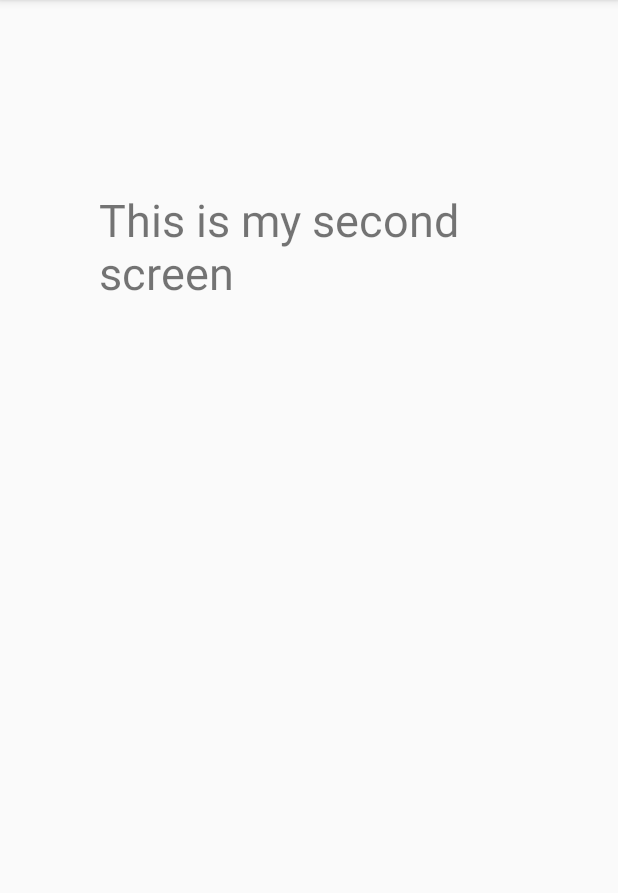
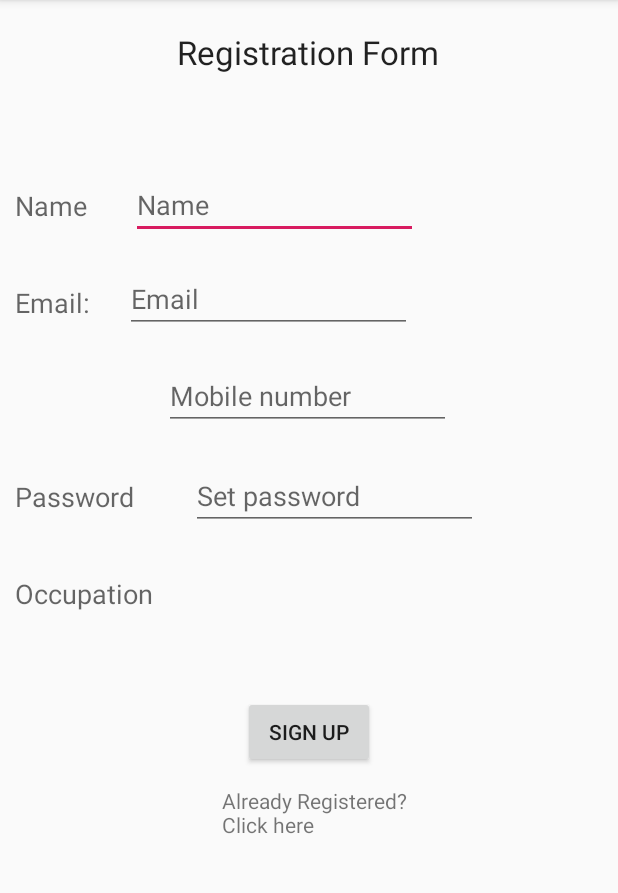
Before and after one commit to mnabeel786/Simple-Login-App, an Android app: the NextActivity screen opened directly, with no data from a screen before it, on a phone screen of 412 x 824 dp, the part 84-977 px from its top. Run offline under Robolectric (Android 15) with nearby library versions, the phone set to English and light mode, and no system bars.

Commit message:
Simple Login App

```diff
--- a/app/src/main/java/com/example/login/MainActivity.java
+++ b/app/src/main/java/com/example/login/MainActivity.java
@@ -7,7 +7,6 @@ import android.view.View;
 import android.widget.Button;
 import android.widget.EditText;
 import android.widget.Toast;
-
 public class MainActivity extends AppCompatActivity {
 
     public EditText name;
--- a/app/src/main/res/layout/activity_next.xml
+++ b/app/src/main/res/layout/activity_next.xml
@@ -7,40 +7,129 @@
     tools:context=".NextActivity">
 
     <TextView
-        android:id="@+id/textView"
+        android:id="@+id/textView1"
         android:layout_width="wrap_content"
         android:layout_height="wrap_content"
-        android:layout_alignParentStart="true"
+        android:layout_alignParentTop="true"
+        android:layout_centerHorizontal="true"
+        android:layout_marginTop="20dp"
+        android:text="Registration Form"
+        android:textAppearance="?android:attr/textAppearanceLarge" />
+
+    <TextView
+        android:id="@+id/textView2"
+        android:layout_width="wrap_content"
+        android:layout_height="wrap_content"
+        android:layout_below="@+id/textView1"
         android:layout_alignParentLeft="true"
-        android:layout_alignParentEnd="true"
-        android:layout_alignParentRight="true"
-        android:layout_alignParentBottom="true"
-        android:layout_marginStart="66dp"
-        android:layout_marginLeft="66dp"
-        android:layout_marginEnd="57dp"
-        android:layout_marginRight="57dp"
-        android:layout_marginBottom="566dp"
-        android:text="This is my second screen"
-        android:textSize="30dp"
-        tools:layout_editor_absoluteX="124dp"
-        tools:layout_editor_absoluteY="201dp" />
+        android:layout_marginLeft="10dp"
+        android:layout_marginTop="75dp"
+        android:text="Name"
+        android:textAppearance="?android:attr/textAppearanceMedium" />
 
+    <EditText
+        android:id="@+id/name"
+        android:layout_width="191dp"
+        android:layout_height="wrap_content"
+        android:layout_alignBottom="@+id/textView2"
+        android:layout_marginLeft="29dp"
+        android:layout_marginBottom="-10dp"
+        android:layout_toRightOf="@+id/textView2"
+        android:hint="Name"></EditText>
+    <TextView
+        android:id="@+id/textView3"
+        android:layout_width="wrap_content"
+        android:layout_height="wrap_content"
+        android:layout_alignLeft="@+id/textView2"
+        android:layout_below="@+id/textView2"
+        android:layout_marginTop="40dp"
+        android:text="Email:"
+        android:textAppearance="?android:attr/textAppearanceMedium" />
+
+    <EditText
+        android:id="@+id/email"
+        android:layout_width="191dp"
+        android:layout_height="wrap_content"
+        android:layout_alignLeft="@+id/name"
+        android:layout_alignRight="@+id/name"
+        android:layout_alignBottom="@+id/textView3"
+        android:layout_marginLeft="-4dp"
+        android:layout_marginRight="4dp"
+        android:layout_marginBottom="-8dp"
+        android:hint="Email" />
     <TextView
         android:id="@+id/textView4"
         android:layout_width="wrap_content"
         android:layout_height="wrap_content"
+        android:layout_alignLeft="@+id/textView3"
+        android:layout_below="@+id/textView3"
+        android:layout_marginTop="40dp"
+        android:text="Mobile no."
+        android:textAppearance="?android:attr/textAppearanceMedium" />
+    <EditText
+        android:id="@+id/mob_num"
+        android:layout_width="191dp"
+        android:layout_height="wrap_content"
+        android:layout_alignLeft="@+id/email"
+        android:layout_alignRight="@+id/email"
+        android:layout_alignBottom="@+id/textView4"
+        android:layout_marginLeft="26dp"
+        android:layout_marginRight="-26dp"
+        android:layout_marginBottom="-8dp"
+        android:hint="Mobile number" />
+    <TextView
+        android:id="@+id/textView5"
+        android:layout_width="wrap_content"
+        android:layout_height="wrap_content"
+        android:layout_alignLeft="@+id/textView4"
+        android:layout_below="@+id/textView4"
+        android:layout_marginTop="40dp"
+        android:text="Password"
+        android:textAppearance="?android:attr/textAppearanceMedium" />
+
+    <EditText
+        android:id="@+id/pass"
+        android:layout_width="191dp"
+        android:layout_height="wrap_content"
+        android:layout_alignLeft="@+id/mob_num"
+        android:layout_alignRight="@+id/mob_num"
+        android:layout_alignBottom="@+id/textView5"
+        android:layout_marginLeft="18dp"
+        android:layout_marginRight="-18dp"
+        android:layout_marginBottom="-10dp"
+        android:hint="Set password"
+        android:inputType="textPassword" />
+    <TextView
+        android:id="@+id/textView6"
+        android:layout_width="wrap_content"
+        android:layout_height="wrap_content"
+        android:layout_below="@+id/textView5"
+        android:layout_alignLeft="@+id/textView4"
+        android:layout_marginTop="40dp"
+        android:text="Occupation"
+        android:textAppearance="?android:attr/textAppearanceMedium" />
+    <Button
+        android:id="@+id/sign_up"
+        android:layout_width="wrap_content"
+        android:layout_height="wrap_content"
+        android:layout_below="@+id/textView6"
+        android:layout_centerHorizontal="true"
+        android:layout_marginTop="56dp"
+        android:text="Sign up" />
+
+    <TextView
+        android:id="@+id/textView7"
+        android:layout_width="141dp"
+        android:layout_height="wrap_content"
         android:layout_alignParentStart="true"
         android:layout_alignParentLeft="true"
+        android:layout_alignParentTop="true"
         android:layout_alignParentEnd="true"
         android:layout_alignParentRight="true"
-        android:layout_alignParentBottom="true"
-        android:layout_marginStart="66dp"
-        android:layout_marginLeft="66dp"
-        android:layout_marginEnd="57dp"
-        android:layout_marginRight="57dp"
-        android:layout_marginBottom="348dp"
-        android:text="This is my second screen"
-        android:textSize="40dp"
-        tools:layout_editor_absoluteX="124dp"
-        tools:layout_editor_absoluteY="201dp" />
+        android:layout_marginStart="148dp"
+        android:layout_marginLeft="148dp"
+        android:layout_marginTop="524dp"
+        android:layout_marginEnd="122dp"
+        android:layout_marginRight="122dp"
+        android:text="Already Registered? Click here" />
 </RelativeLayout>
```
